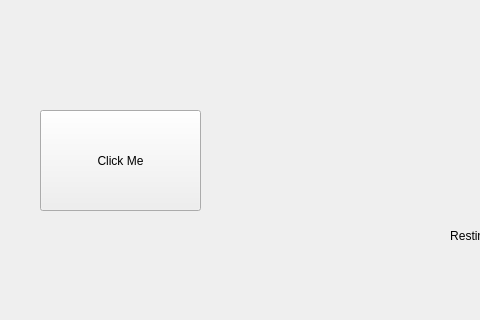
First picture: the form in QtDataGenerator/QtDataGenerator/qtdatagenerator.ui, repository pardalhan/Exjobb, before the edit; both pictures show x 0 to 480 and y 87 to 407 of the 735 by 701 pixel window.
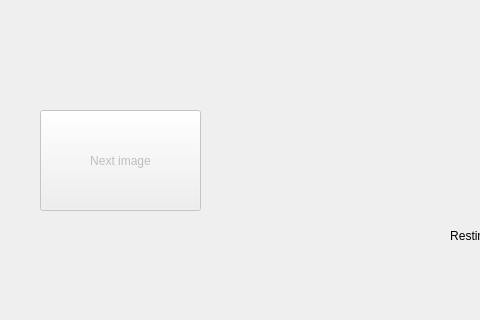
Second picture: the form after the edit.

The edit to the form file:
```diff
--- a/QtDataGenerator/QtDataGenerator/qtdatagenerator.ui
+++ b/QtDataGenerator/QtDataGenerator/qtdatagenerator.ui
@@ -14,7 +14,10 @@
    <string>QtDataGenerator</string>
   </property>
   <widget class="QWidget" name="centralWidget">
-   <widget class="QPushButton" name="btn_1">
+   <widget class="QPushButton" name="btn_next">
+    <property name="enabled">
+     <bool>false</bool>
+    </property>
     <property name="geometry">
      <rect>
       <x>40</x>
@@ -24,7 +27,7 @@
      </rect>
     </property>
     <property name="text">
-     <string>Click Me</string>
+     <string>Next image</string>
     </property>
    </widget>
    <widget class="QLabel" name="lbl_1">
```
Left out of the diff: 2 changed lines with no effect on the pictures.
